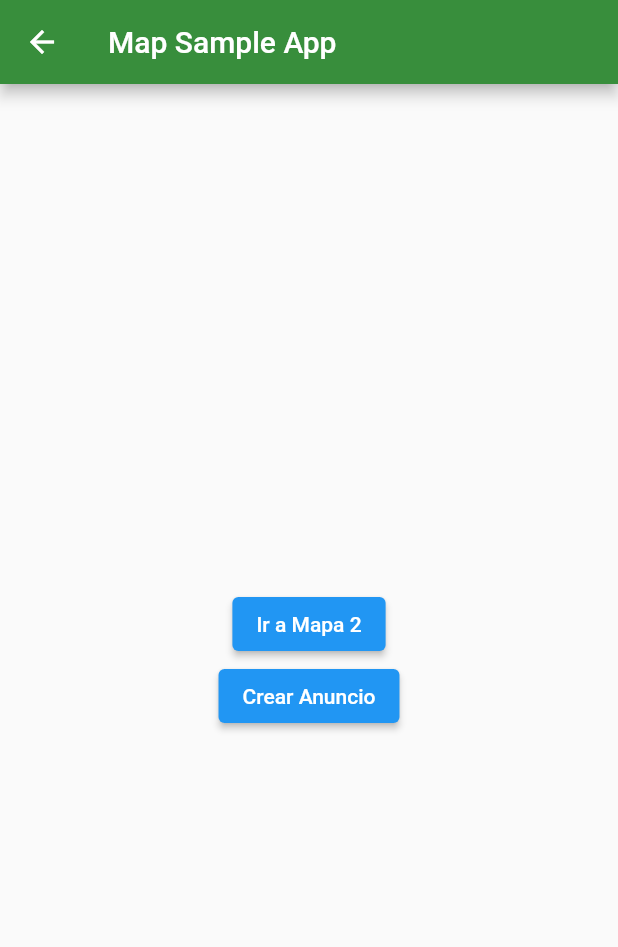
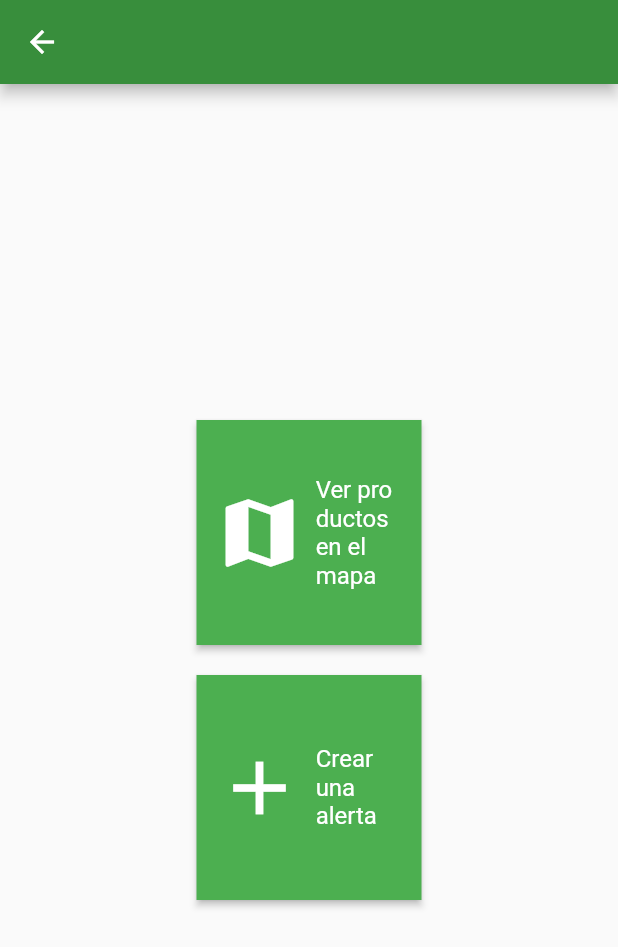
Before and after one commit to yojanz22/Appmovil_Recicla, a Flutter app: the MapScreen screen opened directly, on a phone screen of 412 x 824 dp. Shown: the top 947 px of the screen. Run offline on Flutter 3.47's test engine with Material 2 defaults, Android fonts, the light colour scheme and no system bars; our stand-ins replace cloud_firestore, firebase_auth, firebase_core, geolocator, google_maps_flutter, image_picker; accounts and stored records are empty.

Commit message:
mejoras visuales

```diff
--- a/lib/Mapa.dart
+++ b/lib/Mapa.dart
@@ -24,7 +24,6 @@ class _MapScreenState extends State<MapScreen> {
 
     serviceEnabled = await Geolocator.isLocationServiceEnabled();
     if (!serviceEnabled) {
-      // Si los servicios de ubicación no están habilitados, muestra una alerta al usuario.
       _showLocationServiceAlert();
       return;
     }
@@ -33,7 +32,6 @@ class _MapScreenState extends State<MapScreen> {
     if (permission == LocationPermission.denied) {
       permission = await Geolocator.requestPermission();
       if (permission == LocationPermission.denied) {
-        // Si el usuario deniega los permisos de ubicación, muestra una alerta.
         _showLocationPermissionAlert();
         return;
       }
@@ -95,14 +93,17 @@ class _MapScreenState extends State<MapScreen> {
   Widget build(BuildContext context) {
     return Scaffold(
       appBar: AppBar(
-        title: Text('Map Sample App'),
+        title: Text(''), // Título vacío
         backgroundColor: Colors.green[700],
       ),
       body: Center(
         child: Column(
           mainAxisAlignment: MainAxisAlignment.center,
           children: [
-            ElevatedButton(
+            SizedBox(
+              width: 150, // Tamaño cuadrado
+              height: 150, // Tamaño cuadrado
+              child: ElevatedButton.icon(
                 onPressed: () {
                   if (_locationObtained) {
                     Navigator.push(
@@ -114,9 +115,22 @@ class _MapScreenState extends State<MapScreen> {
                     );
                   }
                 },
-              child: Text('Ir a Mapa 2'),
+                icon: Icon(Icons.map, size: 60), // Icono de mapa
+                label: Text('Ver productos en el mapa'),
+                style: ElevatedButton.styleFrom(
+                  primary: Colors.green,
+                  shape: RoundedRectangleBorder(
+                    borderRadius: BorderRadius.circular(0), // Cuadrado
                   ),
-            ElevatedButton(
+                  textStyle: TextStyle(fontSize: 16),
+                ),
+              ),
+            ),
+            SizedBox(height: 20),
+            SizedBox(
+              width: 150, // Tamaño cuadrado
+              height: 150, // Tamaño cuadrado
+              child: ElevatedButton.icon(
                 onPressed: () {
                   if (_locationObtained) {
                     Navigator.push(
@@ -128,7 +142,16 @@ class _MapScreenState extends State<MapScreen> {
                     );
                   }
                 },
-              child: Text('Crear Anuncio'),
+                icon: Icon(Icons.add, size: 60), // Icono de crear
+                label: Text('Crear una alerta'),
+                style: ElevatedButton.styleFrom(
+                  primary: Colors.green,
+                  shape: RoundedRectangleBorder(
+                    borderRadius: BorderRadius.circular(0), // Cuadrado
+                  ),
+                  textStyle: TextStyle(fontSize: 16),
+                ),
+              ),
             ),
           ],
         ),
```
Also changed, not shown: lib/crear_anuncio.dart (+24 -63 lines), lib/main.dart (+77 -38 lines), lib/mapa2.dart (+22 -16 lines). Lines whose indentation alone changed are shown as unchanged.
